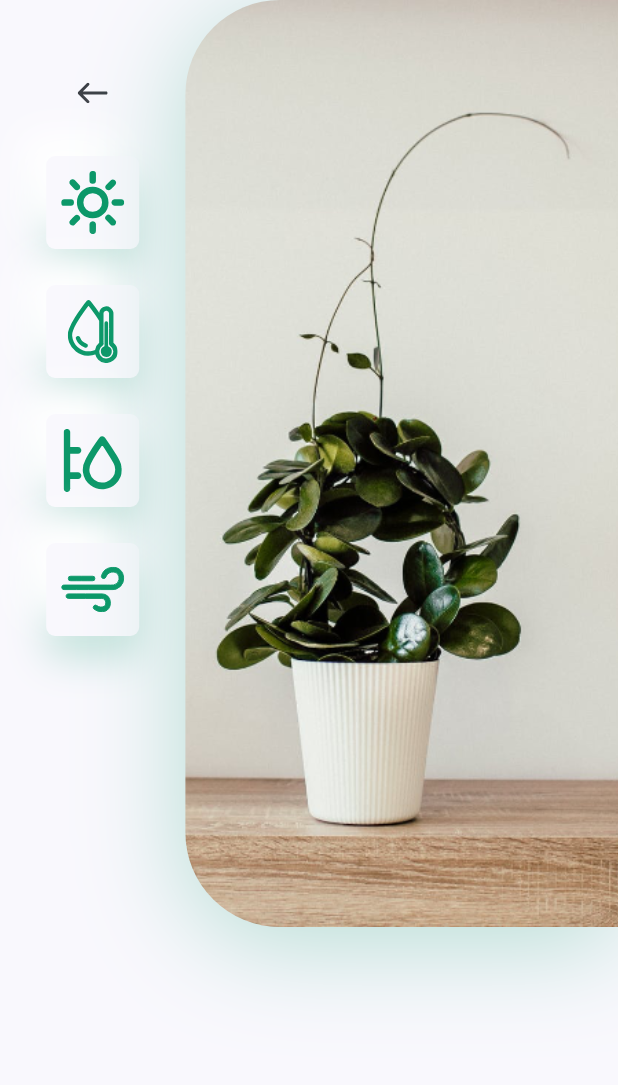
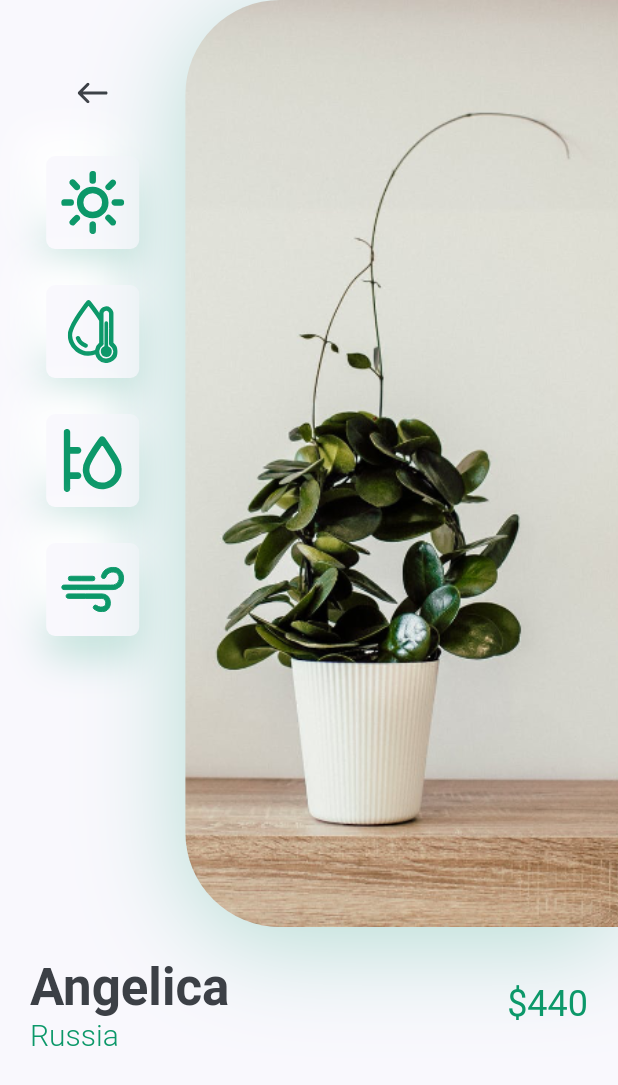
Before and after one commit to Dzaky02/plant_app_flutter_ui, a Flutter app: the DetailPage screen opened directly, on a phone screen of 412 x 824 dp. Shown: the top 1085 px of the screen. Run offline on Flutter 3.47's test engine with Material 2 defaults, Android fonts, the phone set to English and light mode, and no system bars; our stand-ins replace flutter_svg.

Commit message:
Finish title and price in Detail Page.

```diff
--- a/lib/pages/detail/components/body.dart
+++ b/lib/pages/detail/components/body.dart
@@ -1,5 +1,6 @@
 import 'package:flutter/material.dart';
 import 'package:plant_app_flutter_ui/pages/detail/components/image_and_icons.dart';
+import 'package:plant_app_flutter_ui/pages/detail/components/title_and_price.dart';
 import 'package:plant_app_flutter_ui/theme.dart';
 
 class Body extends StatelessWidget {
@@ -9,9 +10,14 @@ class Body extends StatelessWidget {
   Widget build(BuildContext context) {
     Size size = MediaQuery.of(context).size;
     return SingleChildScrollView(
-          child: Column(
+      child: Column(
         children: [
           ImageAndIcons(size: size),
+          TitleAndPrice(
+            title: "Angelica",
+            country: "Russia",
+            price: 440,
+          ),
         ],
       ),
     );
--- /dev/null
+++ b/lib/pages/detail/components/title_and_price.dart
@@ -0,0 +1,56 @@
+import 'package:flutter/material.dart';
+import 'package:plant_app_flutter_ui/theme.dart';
+
+class TitleAndPrice extends StatelessWidget {
+  const TitleAndPrice({
+    required this.title,
+    required this.country,
+    required this.price,
+  });
+
+  final String title, country;
+  final int price;
+
+  @override
+  Widget build(BuildContext context) {
+    return Padding(
+      padding: EdgeInsets.symmetric(
+        horizontal: defaultPadding,
+        vertical: defaultPadding,
+      ),
+      child: Row(
+        children: [
+          RichText(
+            text: TextSpan(
+              children: [
+                TextSpan(
+                  text: "$title\n",
+                  style: Theme.of(context).textTheme.headline4?.copyWith(
+                        color: textColor,
+                        fontWeight: FontWeight.bold,
+                      ),
+                ),
+                TextSpan(
+                  text: "$country",
+                  style: TextStyle(
+                    fontSize: 20,
+                    color: primaryColor,
+                    fontWeight: FontWeight.w300,
+                  ),
+                ),
+              ],
+            ),
+          ),
+          Spacer(),
+          Text(
+            "\$$price",
+            style: Theme.of(context)
+                .textTheme
+                .headline5
+                ?.copyWith(color: primaryColor),
+          ),
+        ],
+      ),
+    );
+  }
+}
```
